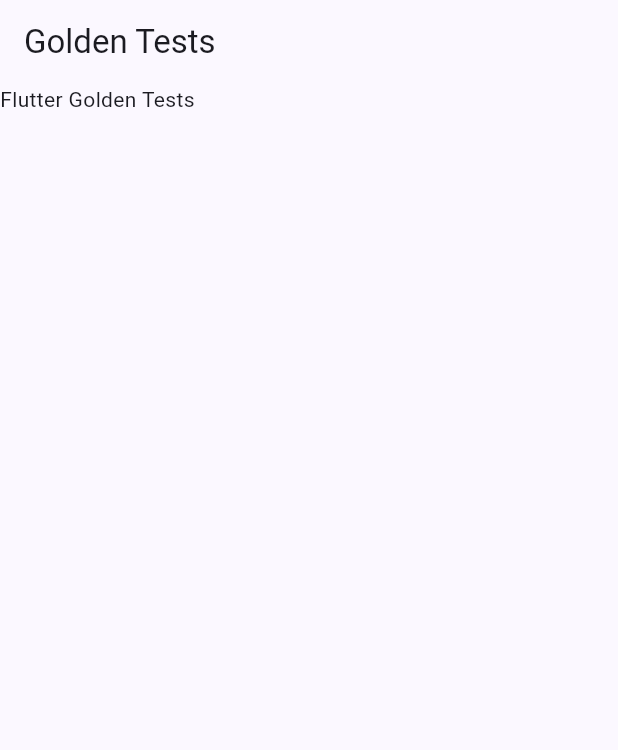
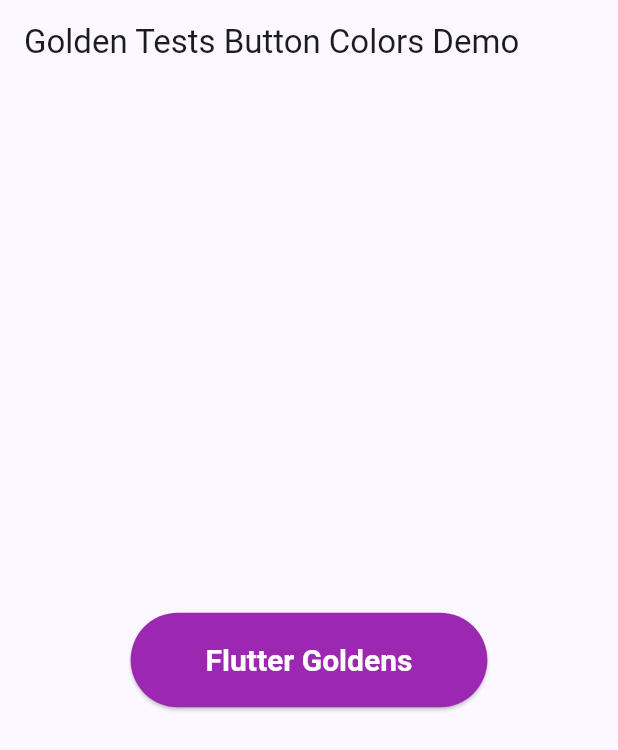
Before and after one commit to JosephineAkello/golden_tests_demo, a Flutter app: the screen it shows after launch, on a phone screen of 412 x 824 dp. Shown: the top 750 px of the screen. Run offline on Flutter 3.47's test engine with Material 3 defaults, Android fonts, the phone set to English and light mode, and no system bars.

Commit message:
update main

```diff
--- a/lib/main.dart
+++ b/lib/main.dart
@@ -17,9 +17,28 @@
         ),
         home: Scaffold(
           appBar: AppBar(
-            title: const Text('Golden Tests'),
+            title: const Text('Golden Tests Button Colors Demo'),
           ),
-          body: const Text('Flutter Golden Tests'),
+          body: Center(
+            child: ElevatedButton(
+              style: ElevatedButton.styleFrom(
+                backgroundColor: Colors.purple,
+                padding: const EdgeInsets.symmetric(
+                  horizontal: 50,
+                  vertical: 20,
+                ),
+                textStyle: const TextStyle(
+                  fontSize: 20,
+                  fontWeight: FontWeight.bold,
+                ),
+              ),
+              onPressed: () {},
+              child: const Text(
+                'Flutter Goldens',
+                style: TextStyle(color: Colors.white),
+              ),
+            ),
+          ),
         ));
   }
 }
```
